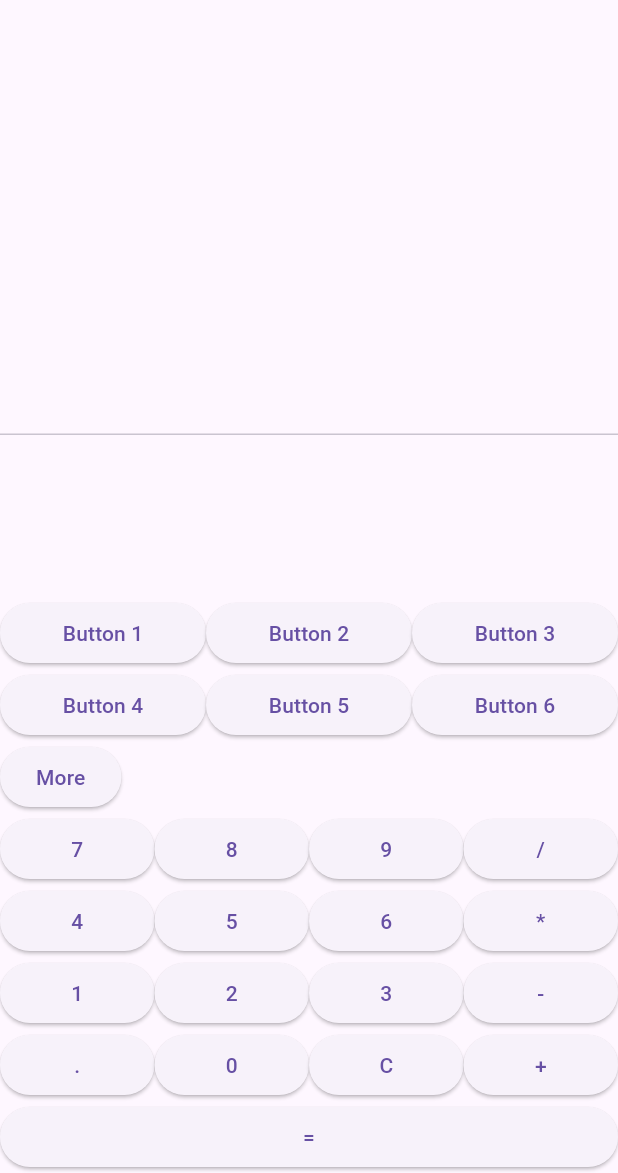
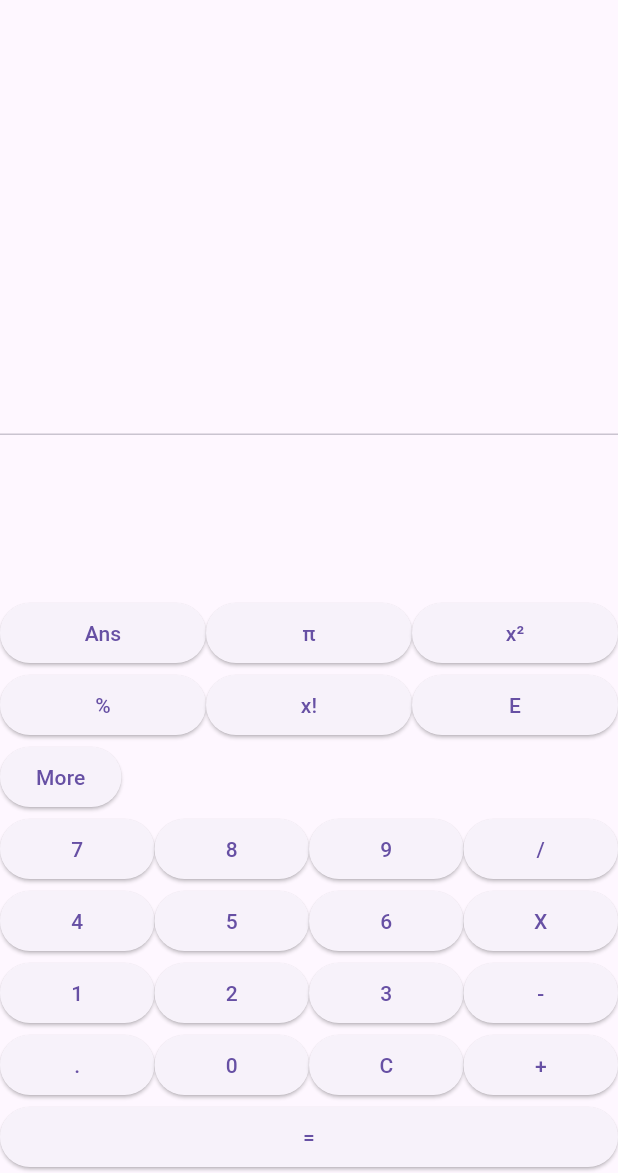
Before and after one commit to PTD-269/android-calculator, a Flutter app: the screen it shows after launch, after a tap on "More", on a phone screen of 412 x 824 dp, the part 63-1236 px from its top. Run offline on Flutter 3.47's test engine with Material 3 defaults, Android fonts, the phone set to English and light mode, and no system bars.

Commit message:
Add math symbols into button

```diff
--- a/lib/main.dart
+++ b/lib/main.dart
@@ -96,16 +96,16 @@ class _CalculatorScreenState extends State<CalculatorScreen> {
                   children: [
                     Row(
                       children: [
-                        _buildButton('Button 1'), // Replace with actual buttons
-                        _buildButton('Button 2'),
-                        _buildButton('Button 3'),
+                        _buildButton('Ans'),
+                        _buildButton('π'),
+                        _buildButton('x²'),
                       ],
                     ),
                     Row(
                       children: [
-                        _buildButton('Button 4'),
-                        _buildButton('Button 5'),
-                        _buildButton('Button 6'),
+                        _buildButton('%'),
+                        _buildButton('x!'),
+                        _buildButton('E'),
                       ],
                     ),
                   ],
@@ -132,7 +132,7 @@ class _CalculatorScreenState extends State<CalculatorScreen> {
                 _buildButton('4'),
                 _buildButton('5'),
                 _buildButton('6'),
-                _buildButton('*'),
+                _buildButton('X'),
               ]),
               Row(children: [
                 _buildButton('1'),
```
